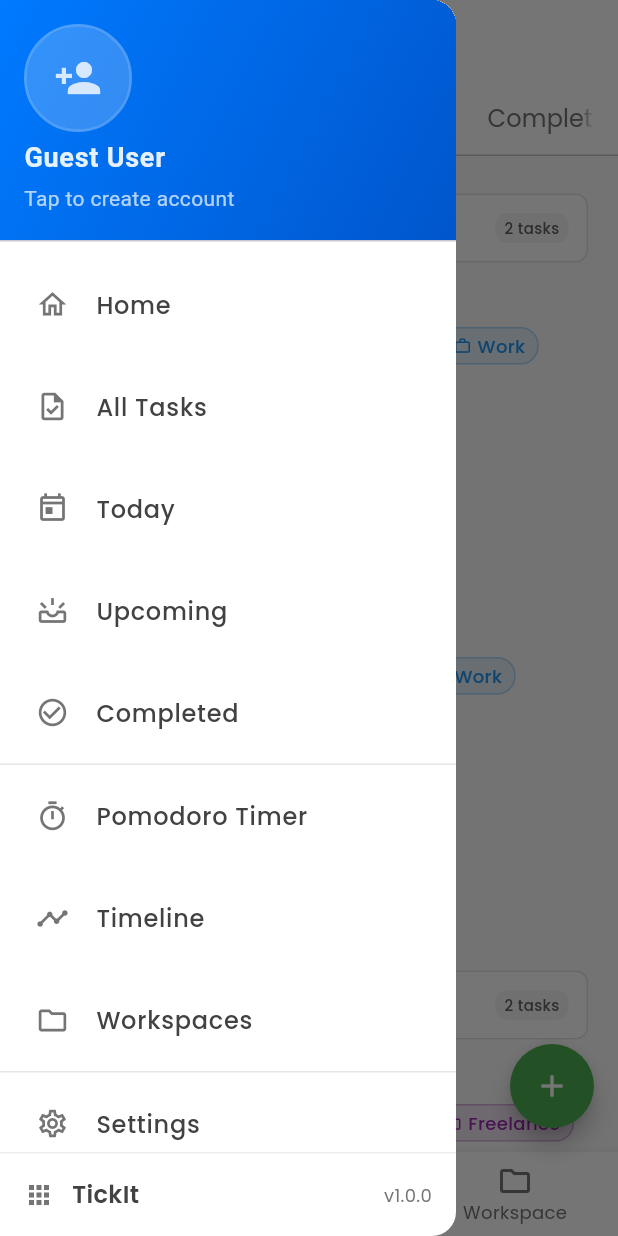
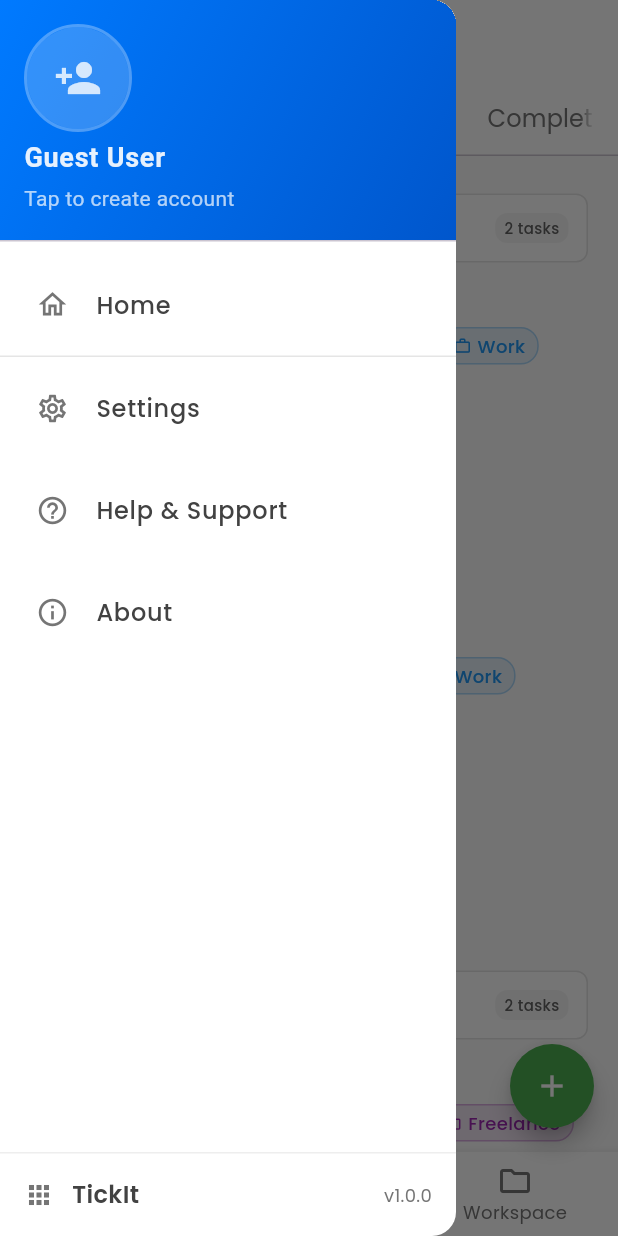
Before and after one commit to anjumArnab/TickIt, a Flutter app: the screen it shows after launch, with the side drawer open, on a phone screen of 412 x 824 dp. Run offline on Flutter 3.47's test engine with Material 3 defaults, Android fonts, the phone set to English and light mode, and no system bars; our stand-ins replace google_fonts, table_calendar.

```diff
--- a/lib/screens/drawer.dart
+++ b/lib/screens/drawer.dart
@@ -74,63 +74,6 @@ class AppDrawer extends StatelessWidget {
                   onTap: () {
                     Navigator.pop(context);
                     // Navigate to home
-                  },
-                ),
-                _buildDrawerItem(
-                  icon: Icons.task_outlined,
-                  title: 'All Tasks',
-                  onTap: () {
-                    Navigator.pop(context);
-                    // Navigate to all tasks
-                  },
-                ),
-                _buildDrawerItem(
-                  icon: Icons.today_outlined,
-                  title: 'Today',
-                  onTap: () {
-                    Navigator.pop(context);
-                    // Navigate to today's tasks
-                  },
-                ),
-                _buildDrawerItem(
-                  icon: Icons.upcoming_outlined,
-                  title: 'Upcoming',
-                  onTap: () {
-                    Navigator.pop(context);
-                    // Navigate to upcoming tasks
-                  },
-                ),
-                _buildDrawerItem(
-                  icon: Icons.check_circle_outline,
-                  title: 'Completed',
-                  onTap: () {
-                    Navigator.pop(context);
-                    // Navigate to completed tasks
-                  },
-                ),
-                const Divider(height: 1, color: Color(0xFFE5E5E5)),
-                _buildDrawerItem(
-                  icon: Icons.timer_outlined,
-                  title: 'Pomodoro Timer',
-                  onTap: () {
-                    Navigator.pop(context);
-                    // Navigate to pomodoro timer
-                  },
-                ),
-                _buildDrawerItem(
-                  icon: Icons.timeline_outlined,
-                  title: 'Timeline',
-                  onTap: () {
-                    Navigator.pop(context);
-                    // Navigate to timeline
-                  },
-                ),
-                _buildDrawerItem(
-                  icon: Icons.folder_outlined,
-                  title: 'Workspaces',
-                  onTap: () {
-                    Navigator.pop(context);
-                    // Navigate to workspaces
                   },
                 ),
                 const Divider(height: 1, color: Color(0xFFE5E5E5)),
```
